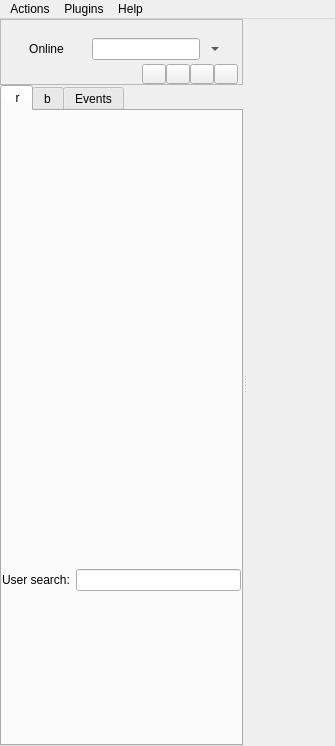
Qt form widgets/mainWindow.ui (xmpp-graveyard/jabbim) before a commit.
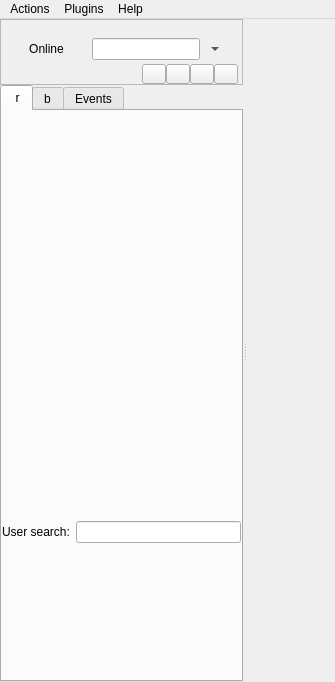
The same form after that commit. Icons and pictures are not drawn.

```diff
--- a/widgets/mainWindow.ui
+++ b/widgets/mainWindow.ui
@@ -6,7 +6,7 @@
     <x>0</x>
     <y>0</y>
     <width>335</width>
-    <height>746</height>
+    <height>682</height>
    </rect>
   </property>
   <property name="windowTitle" >
```
Left out of the diff: 9 changed lines with no effect on the pictures. Lines whose indentation alone changed are shown as unchanged.
